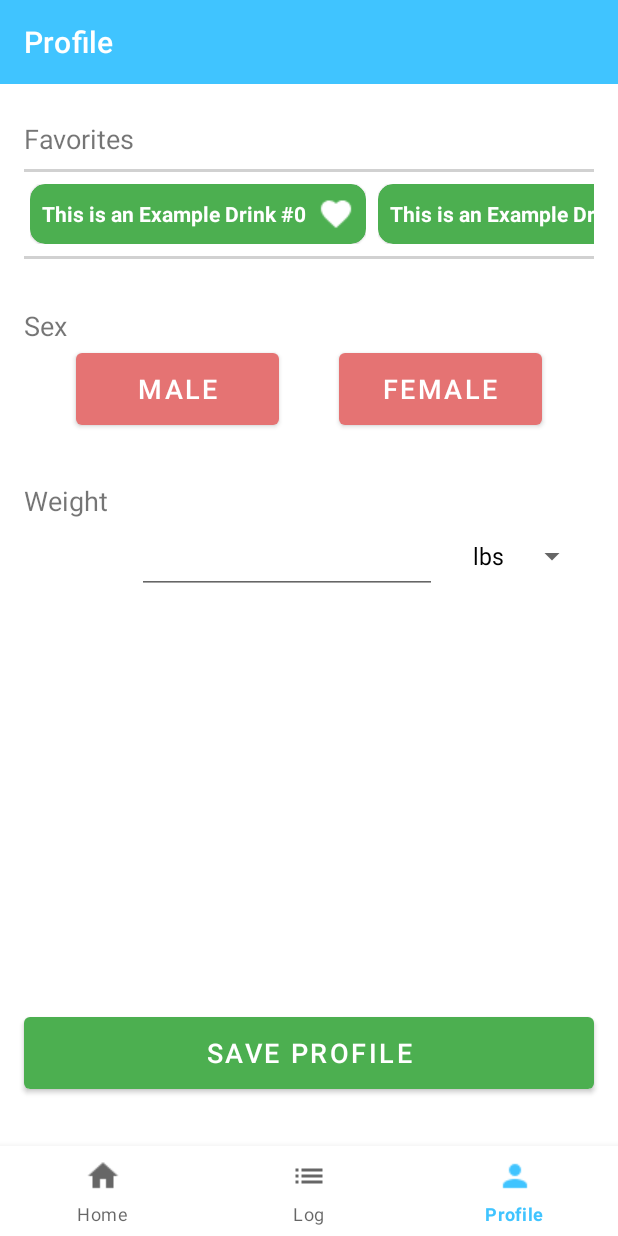
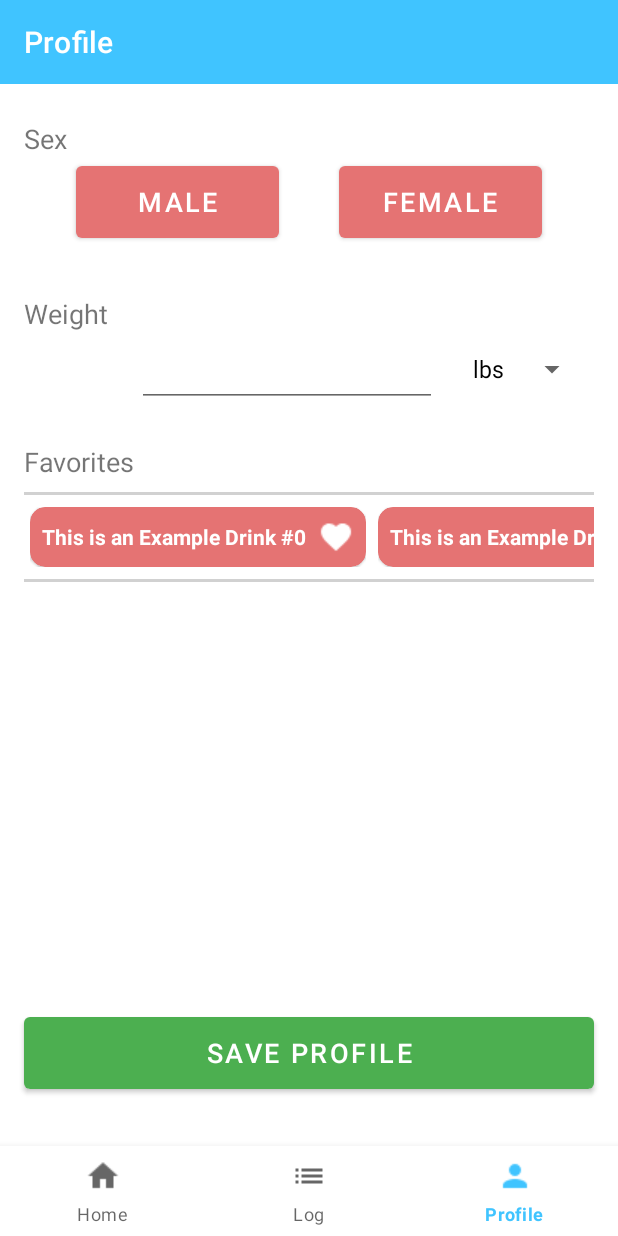
Before and after one commit to fagerbergj/NightsOut, an Android app: the screen it shows after launch (MainActivity), item 3 of the bottom bar chosen, on a phone screen of 412 x 824 dp. Run offline under Robolectric (Android 15) with nearby library versions, the phone set to English and light mode, and no system bars.

Commit message:
rearranged and recolored profile

```diff
--- a/app/src/main/java/com/example/jasonfagerberg/nightsout/ProfileFragment.kt
+++ b/app/src/main/java/com/example/jasonfagerberg/nightsout/ProfileFragment.kt
@@ -1,6 +1,7 @@
 package com.example.jasonfagerberg.nightsout
 
 import android.os.Bundle
+import android.support.design.button.MaterialButton
 import android.support.v4.app.Fragment
 import android.support.v7.widget.LinearLayoutManager
 import android.support.v7.widget.RecyclerView
@@ -48,6 +49,20 @@ class ProfileFragment : Fragment() {
         // adapter setup
         mFavoritesListAdapter = ProfileFragmentFavoriesListAdapter(context!!, mFavoritesList)
         favoriteListView.adapter = mFavoritesListAdapter
+
+        // button setup
+        val btnMale: MaterialButton = view.findViewById(R.id.btn_profile_male)
+        val btnFemale: MaterialButton = view.findViewById(R.id.btn_profile_female)
+
+        btnMale.setOnClickListener{ _ ->
+            btnMale.setEnabled(false)
+            btnFemale.setEnabled(true)
+        }
+
+        btnFemale.setOnClickListener{ _ ->
+            btnFemale.setEnabled(false)
+            btnMale.setEnabled(true)
+        }
         return view
     }
 
--- a/app/src/main/res/layout/fragment_profile.xml
+++ b/app/src/main/res/layout/fragment_profile.xml
@@ -16,47 +16,10 @@
         app:titleTextColor="@color/colorWhite"/>
 
     <TextView
-        android:id="@+id/text_profile_favorites"
-        android:layout_width="wrap_content"
-        android:layout_height="wrap_content"
-        android:layout_alignParentStart="true"
-        android:layout_below="@id/toolbar_profile"
-        android:layout_marginLeft="16dp"
-        android:layout_marginRight="16dp"
-        android:layout_marginTop="24dp"
-        android:text="@string/text_favorites"
-        android:textSize="18sp" />
-
-    <LinearLayout
-        android:id="@+id/layout_foreground"
-        android:layout_width="match_parent"
-        android:layout_height="wrap_content"
-        android:layout_below="@+id/text_profile_favorites"
-        android:layout_marginBottom="8dp"
-        android:layout_marginLeft="16dp"
-        android:layout_marginRight="16dp"
-        android:layout_marginTop="8dp"
-        android:background="#d1d1d1"
-        android:orientation="vertical">
-
-        <android.support.v7.widget.RecyclerView
-            android:id="@+id/recycler_profile_favorites_list"
-            android:layout_width="match_parent"
-            android:layout_height="wrap_content"
-            android:layout_marginBottom="2dp"
-            android:layout_marginTop="2dp"
-            android:background="@color/colorWhite"
-            android:orientation="horizontal"
-            android:paddingBottom="8dp"
-            android:paddingTop="8dp" />
-    </LinearLayout>
-
-
-    <TextView
         android:id="@+id/text_profile_sex"
         android:layout_width="wrap_content"
         android:layout_height="wrap_content"
-        android:layout_below="@id/layout_foreground"
+        android:layout_below="@id/toolbar_profile"
         android:layout_marginLeft="16dp"
         android:layout_marginRight="16dp"
         android:layout_marginTop="24dp"
@@ -130,6 +93,42 @@
 
     </LinearLayout>
 
+    <TextView
+        android:id="@+id/text_profile_favorites"
+        android:layout_width="wrap_content"
+        android:layout_height="wrap_content"
+        android:layout_alignParentStart="true"
+        android:layout_below="@id/layout_profile_weight"
+        android:layout_marginLeft="16dp"
+        android:layout_marginRight="16dp"
+        android:layout_marginTop="24dp"
+        android:text="@string/text_favorites"
+        android:textSize="18sp" />
+
+    <LinearLayout
+        android:id="@+id/layout_foreground"
+        android:layout_width="match_parent"
+        android:layout_height="wrap_content"
+        android:layout_below="@+id/text_profile_favorites"
+        android:layout_marginBottom="8dp"
+        android:layout_marginLeft="16dp"
+        android:layout_marginRight="16dp"
+        android:layout_marginTop="8dp"
+        android:background="#d1d1d1"
+        android:orientation="vertical">
+
+        <android.support.v7.widget.RecyclerView
+            android:id="@+id/recycler_profile_favorites_list"
+            android:layout_width="match_parent"
+            android:layout_height="wrap_content"
+            android:layout_marginBottom="2dp"
+            android:layout_marginTop="2dp"
+            android:background="@color/colorWhite"
+            android:orientation="horizontal"
+            android:paddingBottom="8dp"
+            android:paddingTop="8dp" />
+    </LinearLayout>
+
     <android.support.design.button.MaterialButton
         android:id="@+id/btn_profile_save"
         android:layout_width="match_parent"
--- a/app/src/main/res/layout/fragment_profile_favorites_item.xml
+++ b/app/src/main/res/layout/fragment_profile_favorites_item.xml
@@ -10,7 +10,7 @@
         android:id="@+id/card_profile_favorite_item"
         android:layout_width="wrap_content"
         android:layout_height="wrap_content"
-        app:cardBackgroundColor="@color/colorGreen"
+        app:cardBackgroundColor="@color/colorLightRed"
         app:cardCornerRadius="10dp"
         app:cardElevation="1dp"
         app:cardMaxElevation="2dp">
```
Also changed, not shown: app/src/main/java/com/example/jasonfagerberg/nightsout/ProfileFragmentFavoriesListAdapter.kt (+11 -3 lines), app/src/main/res/layout/fragment_log_list_drink_item.xml (+3 -4 lines).
